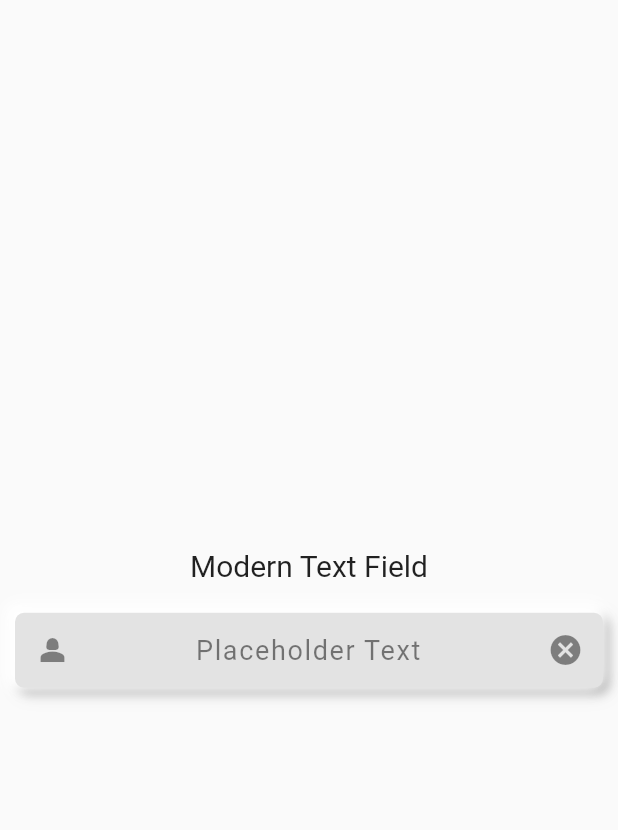
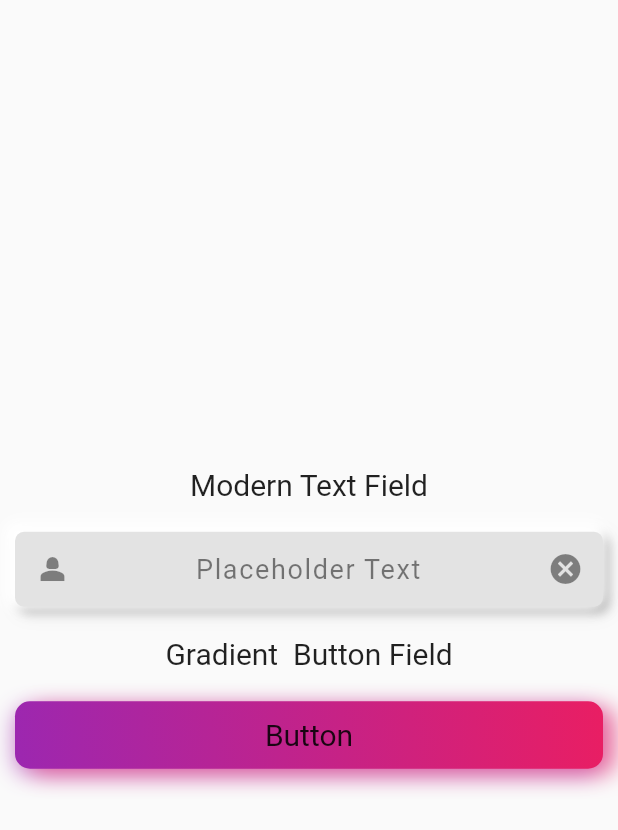
Before and after one commit to ROUNAK-K-JHA-2002/custom-field-styles, a Flutter app: the screen it shows after launch, on a phone screen of 412 x 824 dp. Shown: the top 830 px of the screen. Run offline on Flutter 3.47's test engine with Material 2 defaults, Android fonts, the phone set to English and light mode, and no system bars; our stand-ins replace flutter_inset_box_shadow.

Commit message:
:memo: updated examples

```diff
--- a/example/lib/main.dart
+++ b/example/lib/main.dart
@@ -63,6 +63,31 @@ class _HomePageState extends State<HomePage> {
               prefixIcon: const Icon(Icons.person_2),
               suffixIcon: const Icon(Icons.cancel),
             ),
+            const SizedBox(
+              height: 20,
+            ),
+            const Text(
+              "Gradient  Button Field",
+              style: TextStyle(fontSize: 20),
+            ),
+            const SizedBox(
+              height: 20,
+            ),
+            CustomButtons(
+              onTap: () {
+                debugPrint("Hello , Button Pressed");
+              },
+              buttonStyle: CustomStyle.gradient,
+              firstGradientColor: Colors.purple,
+              secondGradientColor: Colors.pink,
+              enableShadow: true,
+              child: const Text(
+                "Button",
+                style: TextStyle(
+                  fontSize: 20,
+                ),
+              ),
+            )
           ],
         ),
       ))),
```
Also changed, not shown: example/pubspec.lock, 1 other file.
